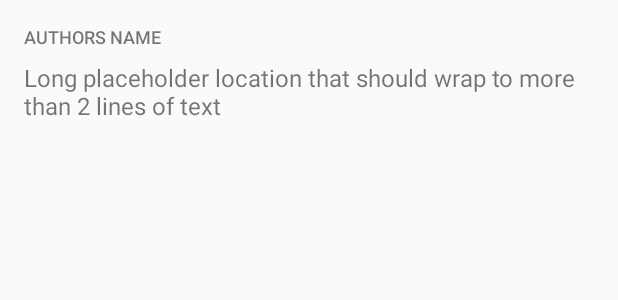
After one commit to CannibalChoco/BookListing, an Android app: the layout list_item.xml on its own in the app's theme, with its tools: preview values and no code run, on a phone screen of 412 x 824 dp. The commit adds this screen. Shown: the top 300 px of the screen. Run offline under Robolectric (Android 15) with nearby library versions, the phone set to English and light mode, and no system bars.

```diff
--- a/app/src/main/AndroidManifest.xml
+++ b/app/src/main/AndroidManifest.xml
@@ -1,6 +1,9 @@
 <?xml version="1.0" encoding="utf-8"?>
 <manifest xmlns:android="http://schemas.android.com/apk/res/android"
     package="com.example.android.booklisting">
+
+    <uses-permission android:name="android.permission.INTERNET"/>
+    <uses-permission android:name="android.permission.ACCESS_NETWORK_STATE" />
 
     <application
         android:allowBackup="true"
--- a/app/src/main/res/layout/book_list.xml
+++ b/app/src/main/res/layout/book_list.xml
@@ -1,5 +1,5 @@
 <?xml version="1.0" encoding="utf-8"?>
-<LinearLayout xmlns:android="http://schemas.android.com/apk/res/android"
+<RelativeLayout xmlns:android="http://schemas.android.com/apk/res/android"
     android:orientation="vertical"
     android:layout_width="match_parent"
     android:layout_height="match_parent">
@@ -12,4 +12,5 @@
         android:dividerHeight="0dp"
         android:orientation="vertical" />
 
-</LinearLayout>
+
+</RelativeLayout>
--- /dev/null
+++ b/app/src/main/res/layout/list_item.xml
@@ -0,0 +1,34 @@
+<?xml version="1.0" encoding="utf-8"?>
+<LinearLayout xmlns:android="http://schemas.android.com/apk/res/android"
+    xmlns:tools="http://schemas.android.com/tools"
+    android:layout_width="match_parent"
+    android:layout_height="match_parent"
+    android:orientation="vertical">
+
+    <TextView
+        android:id="@+id/author"
+        android:layout_width="wrap_content"
+        android:layout_height="wrap_content"
+        android:layout_marginLeft="@dimen/margin_sides"
+        android:layout_marginRight="@dimen/margin_sides"
+        android:layout_marginTop="@dimen/margin_sides"
+        android:layout_marginBottom="@dimen/margin_between_text_views"
+        android:ellipsize="end"
+        android:fontFamily="sans-serif-medium"
+        android:maxLines="1"
+        android:textAllCaps="true"
+        android:textSize="12sp"
+        tools:text="authors name" />
+
+    <TextView
+        android:id="@+id/title"
+        android:layout_width="wrap_content"
+        android:layout_height="wrap_content"
+        android:layout_marginLeft="@dimen/margin_sides"
+        android:layout_marginRight="@dimen/margin_sides"
+        android:ellipsize="end"
+        android:maxLines="2"
+        android:textSize="16sp"
+        tools:text="Long placeholder location that should wrap to more than 2 lines of text" />
+
+</LinearLayout>
--- /dev/null
+++ b/app/src/main/res/values/dimens.xml
@@ -0,0 +1,6 @@
+<?xml version="1.0" encoding="utf-8"?>
+<resources>
+    <dimen name="margin_sides">16dp</dimen>
+    <dimen name="margin_between_text_views">8dp</dimen>
+
+</resources>
--- a/app/src/main/res/values/strings.xml
+++ b/app/src/main/res/values/strings.xml
@@ -4,4 +4,6 @@
     <string name="search_hint">search books</string>
 
     <string name="no_internet_connection">It looks like there\'s no internet connection</string>
+
+    <string name="no_books_found">No books were found</string>
 </resources>
```
Also changed, not shown: app/src/main/java/com/example/android/booklisting/Book.java (added, +25 -0 lines), app/src/main/java/com/example/android/booklisting/BookAdapter.java (added, +39 -0 lines), app/src/main/java/com/example/android/booklisting/BookLoader.java (added, +46 -0 lines), app/src/main/java/com/example/android/booklisting/MainActivity.java (+64 -2 lines), app/src/main/java/com/example/android/booklisting/QueryUtils.java (added, +177 -0 lines).
